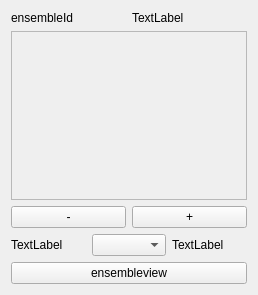
First picture: the form in sources/main/viewer/viewarea.ui, repository JvanKatwijk/qt-dab, before the edit.
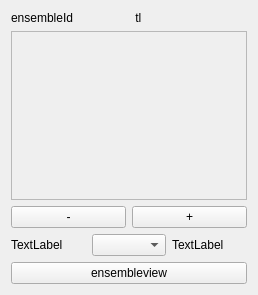
Second picture: the form after the edit. Custom widgets are drawn as their Qt base class.

```diff
--- a/sources/main/viewer/viewarea.ui
+++ b/sources/main/viewer/viewarea.ui
@@ -29,7 +29,7 @@
      <item>
       <widget class="QLabel" name="countryName">
        <property name="text">
-        <string>TextLabel</string>
+        <string> tl</string>
        </property>
       </widget>
      </item>
```
